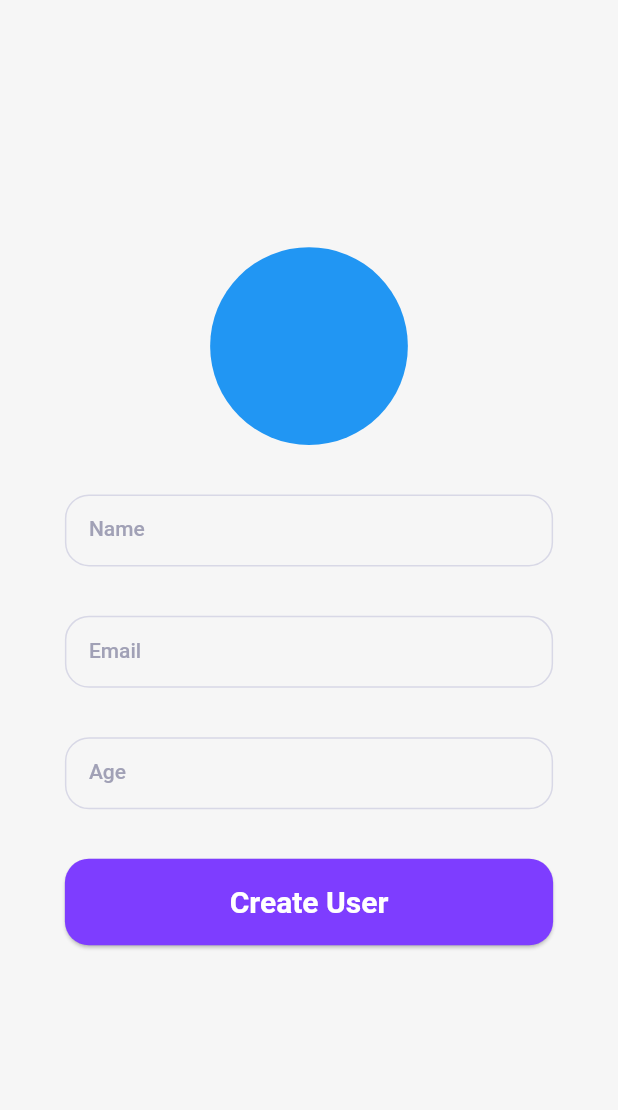
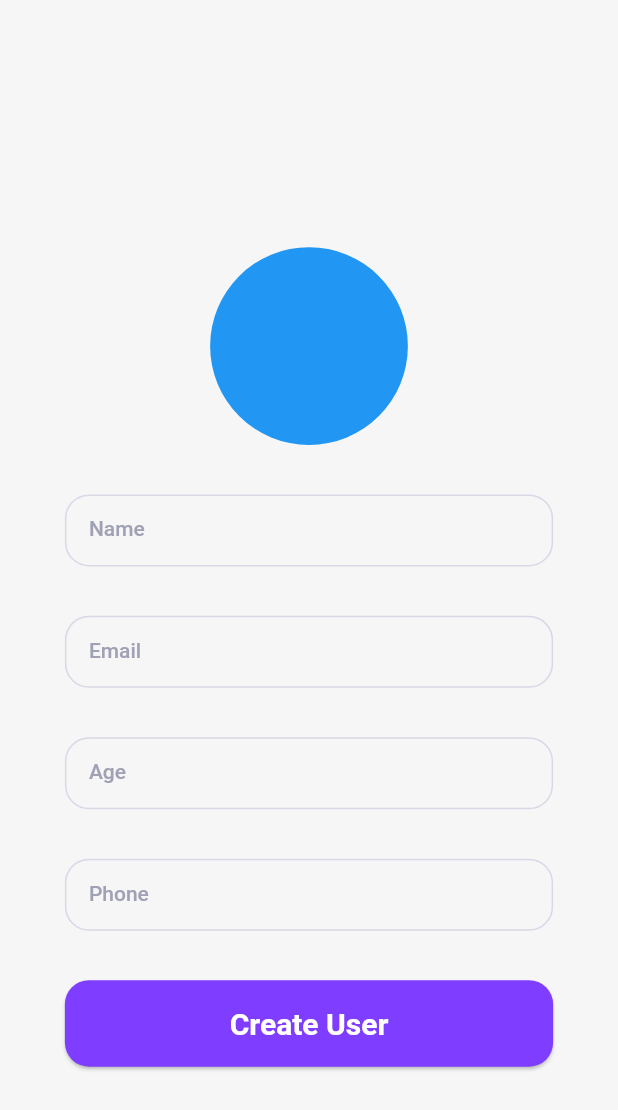
Before and after one commit to rahulsvaz/expense_manager, a Flutter app: the screen it shows after launch, after a tap on the "arrow forward" icon, after a tap on "Create User", on a phone screen of 412 x 824 dp. Shown: the top 1110 px of the screen. Run offline on Flutter 3.47's test engine with Material 2 defaults, Android fonts, the phone set to English and light mode, and no system bars; our stand-ins replace flutter_onboarding_slider, get, google_nav_bar, hive_flutter, iconly; missing offline and left inert: flutter_swipe_button; accounts and stored records are empty.

Commit message:
contollers added

```diff
--- a/lib/main.dart
+++ b/lib/main.dart
@@ -1,11 +1,19 @@
+import 'dart:io';
+
+import 'package:expense_manager/model/repository/userModel/user_model.dart';
 import 'package:expense_manager/view/onBoarding/on_boarding.dart';
 import 'package:expense_manager/view/constant/colors/colors.dart';
 import 'package:flutter/material.dart';
 import 'package:get/get_navigation/get_navigation.dart';
+import 'package:hive_flutter/hive_flutter.dart';
+import 'package:path_provider/path_provider.dart';
 
-void main() {
+void main() async {
   WidgetsFlutterBinding.ensureInitialized();
-
+  Directory directory = await getApplicationDocumentsDirectory();
+  Hive.init(directory.path);
+  Hive.registerAdapter<User>(UserAdapter());
+  await Hive.openBox<User>('UserBox');
   runApp(const MyApp());
 }
 
@@ -15,10 +23,10 @@ class MyApp extends StatelessWidget {
   @override
   Widget build(BuildContext context) {
     return GetMaterialApp(
-        debugShowCheckedModeBanner: false,
-        theme: ThemeData.light().copyWith(
-            useMaterial3: true,
-            scaffoldBackgroundColor: Pallete.scaffoldBgColor),
-        home: const OnboardingScreen());
+      debugShowCheckedModeBanner: false,
+      theme: ThemeData.light().copyWith(
+          useMaterial3: true, scaffoldBackgroundColor: Pallete.scaffoldBgColor),
+      home: const OnboardingScreen(),
+    );
   }
 }
--- /dev/null
+++ b/lib/model/repository/userModel/user_model.dart
@@ -0,0 +1,25 @@
+// ignore_for_file: public_member_api_docs, sort_constructors_first
+import 'package:hive_flutter/hive_flutter.dart';
+
+part 'user_model.g.dart';
+
+@HiveType(typeId: 1)
+class User extends HiveObject{
+  @HiveField(0)
+  String name;
+  @HiveField(1)
+  String phone;
+  @HiveField(2)
+  String age;
+  @HiveField(3)
+  String email;
+  @HiveField(4)
+  String imageUrl;
+  User({
+    required this.name,
+    required this.phone,
+    required this.age,
+    required this.email,
+    required this.imageUrl,
+  });
+}
--- a/lib/view/login/login_screen.dart
+++ b/lib/view/login/login_screen.dart
@@ -6,14 +6,33 @@ import 'package:expense_manager/view/login/viewModel/widgets/text_form_field.dar
 import 'package:flutter/material.dart';
 import 'package:get/get.dart';
 
-class LoginScreen extends StatelessWidget {
+class LoginScreen extends StatefulWidget {
   const LoginScreen({super.key});
+
+  @override
+  State<LoginScreen> createState() => _LoginScreenState();
+}
+
+class _LoginScreenState extends State<LoginScreen> {
+  final TextEditingController _nameController = TextEditingController();
+  final TextEditingController _emailController = TextEditingController();
+  final TextEditingController _phoneController = TextEditingController();
+  final TextEditingController _ageController = TextEditingController();
+  @override
+  void dispose() {
+    _nameController.dispose();
+    _ageController.dispose();
+    _phoneController.dispose();
+    _emailController.dispose();
+    super.dispose();
+  }
+
   @override
   Widget build(BuildContext context) {
-   // final width = MediaQuery.sizeOf(context).width;
+    // final width = MediaQuery.sizeOf(context).width;
     final height = MediaQuery.sizeOf(context).height;
+    final formKey = GlobalKey<FormState>();
 
-    final formKey = GlobalKey<FormState>();
     return Scaffold(
         body: SingleChildScrollView(
       child: Form(
@@ -31,7 +50,8 @@ class LoginScreen extends StatelessWidget {
               SizedBox(
                 height: height * 0.04,
               ),
-              const UserTextfield(
+              UserTextfield(
+                controller: _nameController,
                 validator: nameValidator,
                 obscureText: false,
                 label: 'Name',
@@ -39,7 +59,8 @@ class LoginScreen extends StatelessWidget {
               SizedBox(
                 height: height * 0.04,
               ),
-              const UserTextfield(
+              UserTextfield(
+                controller: _emailController,
                 validator: emailValidator,
                 obscureText: false,
                 label: 'Email',
@@ -47,10 +68,20 @@ class LoginScreen extends StatelessWidget {
               SizedBox(
                 height: height * 0.04,
               ),
-              const UserTextfield(
+              UserTextfield(
+                controller: _ageController,
                 obscureText: false,
                 validator: ageValidator,
                 label: 'Age',
+              ),
+              SizedBox(
+                height: height * 0.04,
+              ),
+              UserTextfield(
+                controller: _phoneController,
+                obscureText: false,
+                validator: phoneValidator,
+                label: 'Phone',
               ),
               SizedBox(
                 height: height * 0.04,
@@ -71,4 +102,6 @@ class LoginScreen extends StatelessWidget {
       ),
     ));
   }
+
+  vo() {}
 }
--- a/lib/view/login/viewModel/widgets/text_form_field.dart
+++ b/lib/view/login/viewModel/widgets/text_form_field.dart
@@ -1,4 +1,3 @@
-
 import 'package:expense_manager/view/constant/colors/colors.dart';
 import 'package:flutter/material.dart';
 import 'package:get/get_core/src/get_main.dart';
@@ -9,9 +8,11 @@ class UserTextfield extends StatelessWidget {
   final bool obscureText;
   final IconButton? surffix;
   final String? Function(String?)? validator;
+  final TextEditingController controller;
 
   const UserTextfield(
       {super.key,
+      required this.controller,
       this.label,
       required this.obscureText,
       this.surffix,
@@ -22,8 +23,8 @@ class UserTextfield extends StatelessWidget {
     return Container(
       decoration: const BoxDecoration(),
       width: Get.width * 0.79,
-
       child: TextFormField(
+        controller: controller,
         validator: validator,
         style: const TextStyle(color: Pallete.textFieldColor),
         obscureText: obscureText,
--- a/pubspec.yaml
+++ b/pubspec.yaml
@@ -55,6 +55,7 @@ dependencies:
   flutter_onboarding_slider: ^1.0.11
   intl: ^0.18.1
   path: ^1.8.3
+  hive_generator: ^2.0.1
 
 dev_dependencies:
   flutter_test:
@@ -66,6 +67,7 @@ dev_dependencies:
   # package. See that file for information about deactivating specific lint
   # rules and activating additional ones.
   flutter_lints: ^2.0.0
+  build_runner: ^2.4.6
 
 # For information on the generic Dart part of this file, see the
 # following page: https://dart.dev/tools/pub/pubspec
```
Also changed, not shown: lib/view/addTransaction/viewModel/Widgets/dropDown/drop_down_button.dart (+6 -6 lines), lib/model/repository/userModel/user_model.g.dart (added), pubspec.lock.
